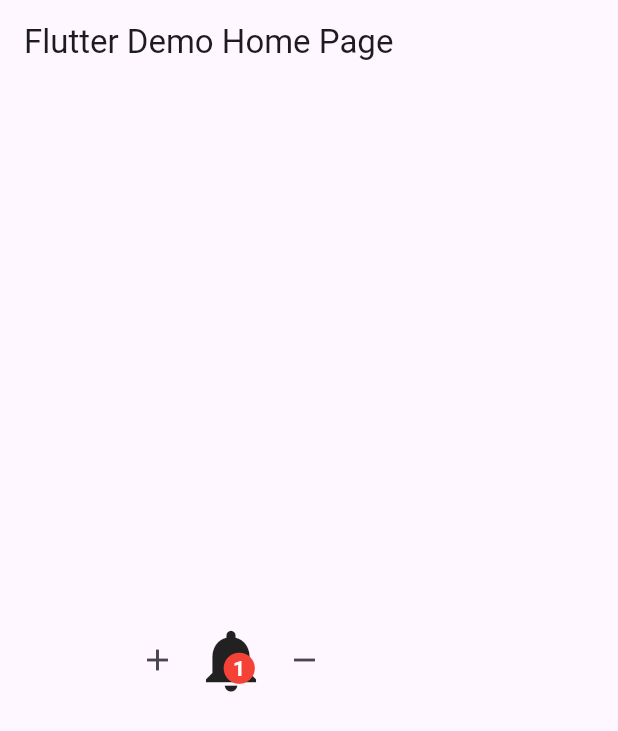
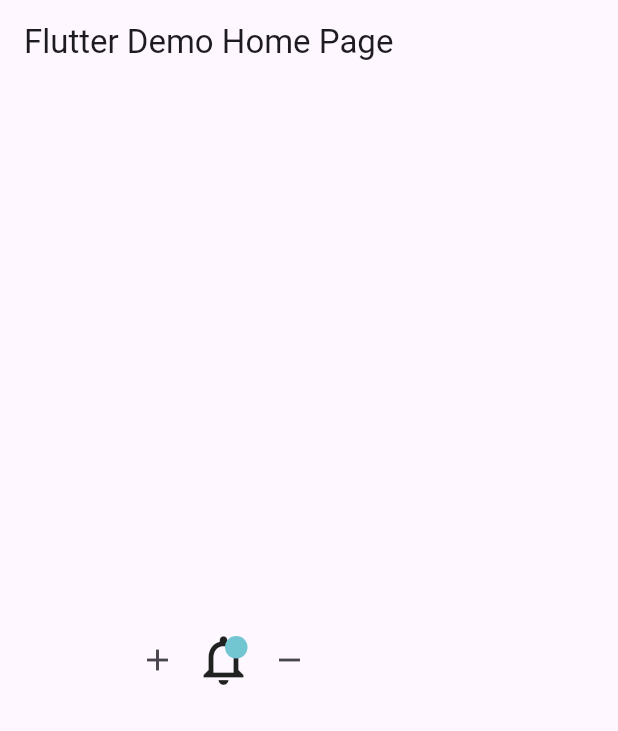
Before and after one commit to Iconica-Development/flutter_animated_widgets, a Flutter app: the screen it shows after launch, on a phone screen of 412 x 824 dp. Shown: the top 731 px of the screen. Run offline on Flutter 3.47's test engine with Material 3 defaults, Android fonts, the phone set to English and light mode, and no system bars; drawn by our look-alikes of auto_size_text.

Commit message:
fix: notificationbell style

```diff
--- a/lib/src/animated_notification_bell.dart
+++ b/lib/src/animated_notification_bell.dart
@@ -105,24 +105,22 @@ class _AnimatedNotificationBellState extends State<AnimatedNotificationBell>
               widget.style.notificationIcon,
               size: widget.style.notificationIconSize,
             ),
+            if (widget.notificationCount != 0) ...[
               if (widget.style.showNotificationCount) ...[
-              if (widget.notificationCount != 0) ...[
                 Positioned(
-                  bottom: 7,
-                  right: 7,
-                  child: SizedBox(
-                    height: widget.style.amountCircleSize,
-                    width: widget.style.amountCircleSize,
-                    child: Stack(
-                      alignment: Alignment.center,
-                      children: [
-                        Icon(
-                          Icons.circle,
+                  right: 4,
+                  top: 4,
+                  child: Container(
+                    padding: const EdgeInsets.all(4),
+                    decoration: BoxDecoration(
                       color: widget.style.amountCircleColor,
-                          size: widget.style.amountCircleSize,
+                      shape: BoxShape.circle,
                     ),
-                        Padding(
-                          padding: const EdgeInsets.symmetric(horizontal: 4),
+                    constraints: BoxConstraints(
+                      maxWidth: widget.style.amountCircleSize,
+                      maxHeight: widget.style.amountCircleSize,
+                    ),
+                    child: Center(
                       child: AutoSizeText(
                         widget.notificationCount >
                                 widget.style.maxNotificationNumber
@@ -133,33 +131,25 @@ class _AnimatedNotificationBellState extends State<AnimatedNotificationBell>
                         minFontSize: 4,
                       ),
                     ),
-                      ],
+                  ),
+                ),
+              ] else ...[
+                Positioned(
+                  right: 4,
+                  top: 4,
+                  child: Container(
+                    padding: const EdgeInsets.all(4),
+                    decoration: BoxDecoration(
+                      color: widget.style.amountCircleColor,
+                      shape: BoxShape.circle,
+                    ),
+                    constraints: BoxConstraints(
+                      maxWidth: widget.style.amountCircleSize,
+                      maxHeight: widget.style.amountCircleSize,
                     ),
                   ),
                 ),
               ],
-            ] else ...[
-              Positioned(
-                top: 4,
-                right: 4,
-                child: SizedBox(
-                  height: widget.style.amountCircleSize,
-                  width: widget.style.amountCircleSize,
-                  child: Stack(
-                    alignment: Alignment.center,
-                    children: [
-                      Container(
-                        height: widget.style.amountCircleSize,
-                        width: widget.style.amountCircleSize,
-                        decoration: BoxDecoration(
-                          color: widget.style.amountCircleColor,
-                          shape: BoxShape.circle,
-                        ),
-                      ),
-                    ],
-                  ),
-                ),
-              ),
             ],
           ],
         ),
--- a/lib/src/models/animated_notification_bell_theme.dart
+++ b/lib/src/models/animated_notification_bell_theme.dart
@@ -3,18 +3,18 @@ import "package:flutter/material.dart";
 /// A class that defines the style for the animated notification bell.
 class AnimatedNotificationBellStyle {
   const AnimatedNotificationBellStyle({
-    this.notificationIconSize = 50,
+    this.notificationIconSize = 40,
     this.bellColor = Colors.black,
-    this.amountCircleColor = Colors.red,
-    this.amountCircleSize = 25,
+    this.amountCircleColor = const Color(0xFF71C6D1),
+    this.amountCircleSize = 15,
     this.amountCircleTextStyle = const TextStyle(
       color: Colors.white,
       fontSize: 14,
       fontWeight: FontWeight.w700,
     ),
     this.maxNotificationNumber = 99,
-    this.notificationIcon = Icons.notifications,
-    this.showNotificationCount = true,
+    this.notificationIcon = Icons.notifications_none_outlined,
+    this.showNotificationCount = false,
   });
 
   /// The size of the icon.
--- a/pubspec.yaml
+++ b/pubspec.yaml
@@ -1,6 +1,6 @@
 name: flutter_animated_widgets
 description: A set of commonly used specific implicit animated widgets as addition on top of the default animated widgets
-version: 0.3.0
+version: 0.3.1
 
 environment:
   sdk: ">=2.18.4 <3.0.0"
```
Also changed, not shown: 1 other file. Lines whose indentation alone changed are shown as unchanged.
